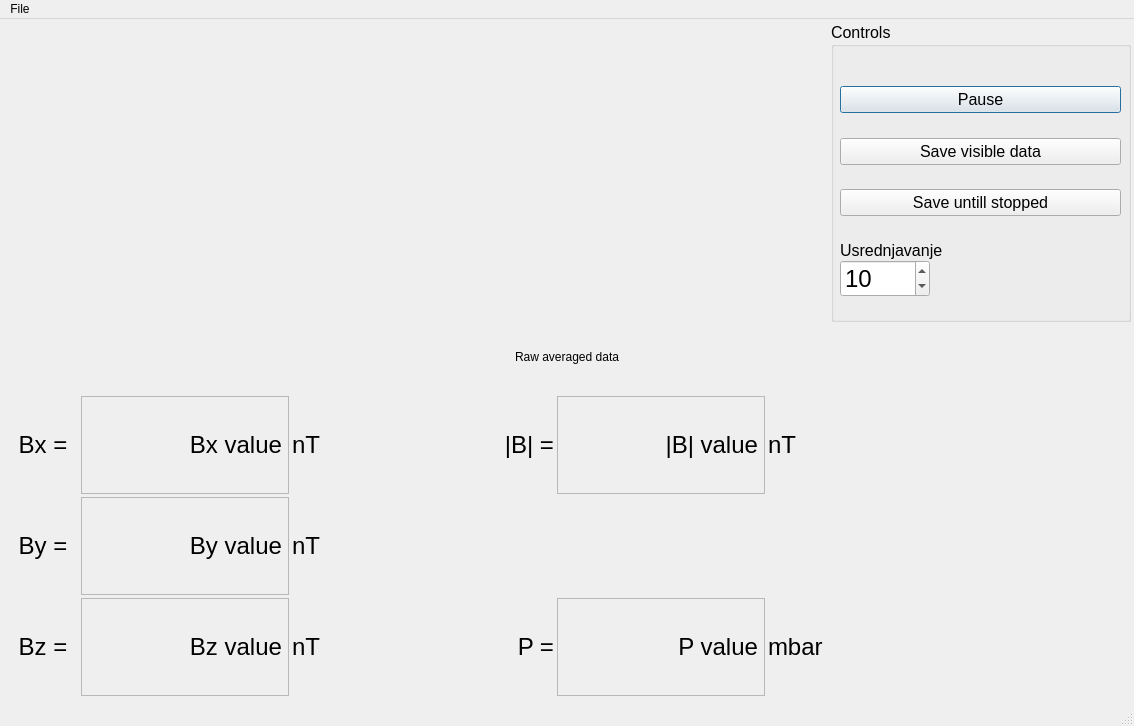
zoran-grujic/MyTwinleafVMR, file gui.ui: the form before one commit.
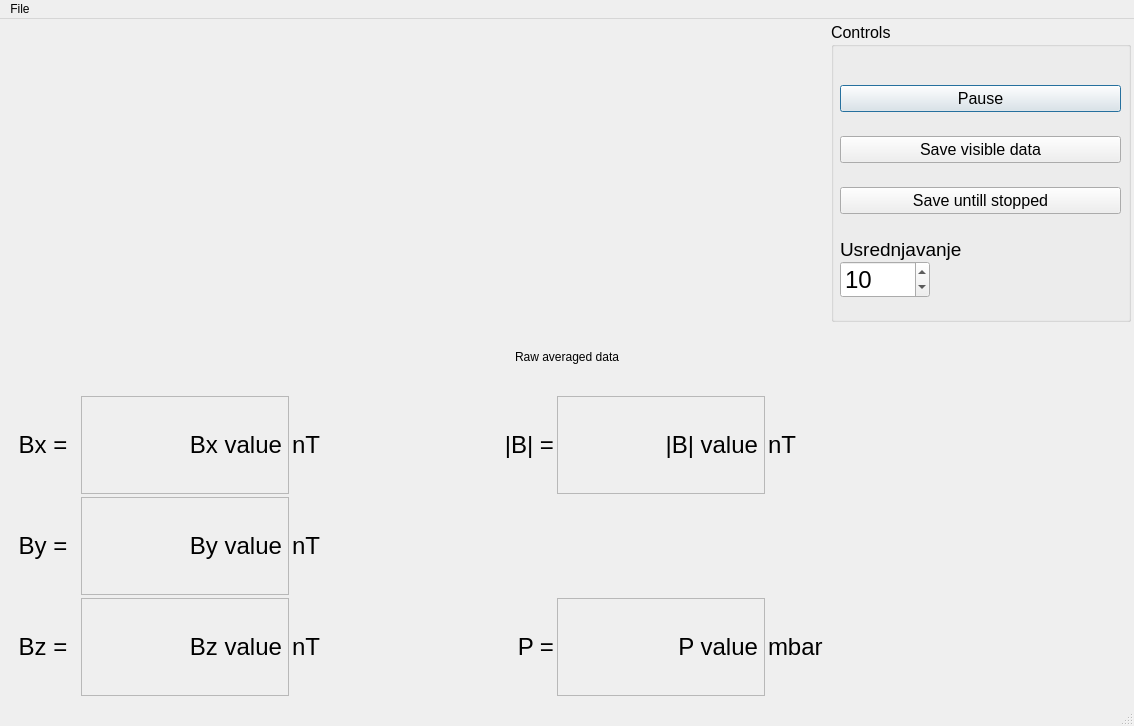
The form after the commit.

Commit message: Use mean spinbox

What changed in the file:
```diff
--- a/gui.ui
+++ b/gui.ui
@@ -231,6 +231,11 @@
             </item>
             <item>
              <widget class="QLabel" name="label">
+              <property name="font">
+               <font>
+                <pointsize>14</pointsize>
+               </font>
+              </property>
               <property name="text">
                <string>Usrednjavanje</string>
               </property>
```
Left out of the diff: 2 changed lines with no effect on the pictures. The commit also changes 2 other files.
